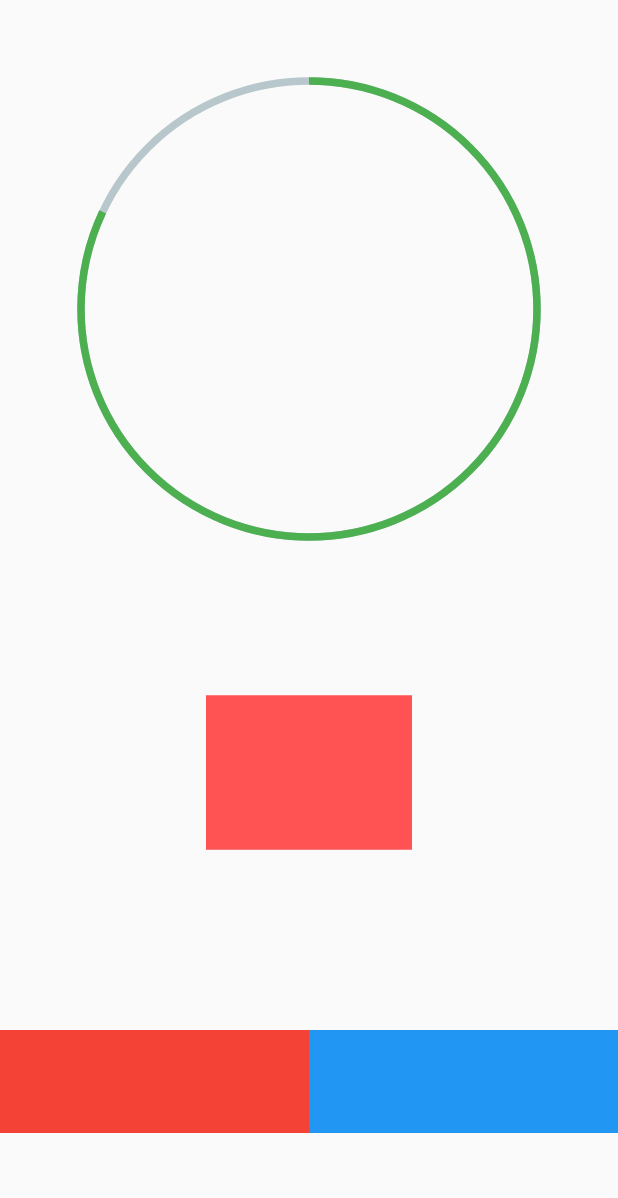
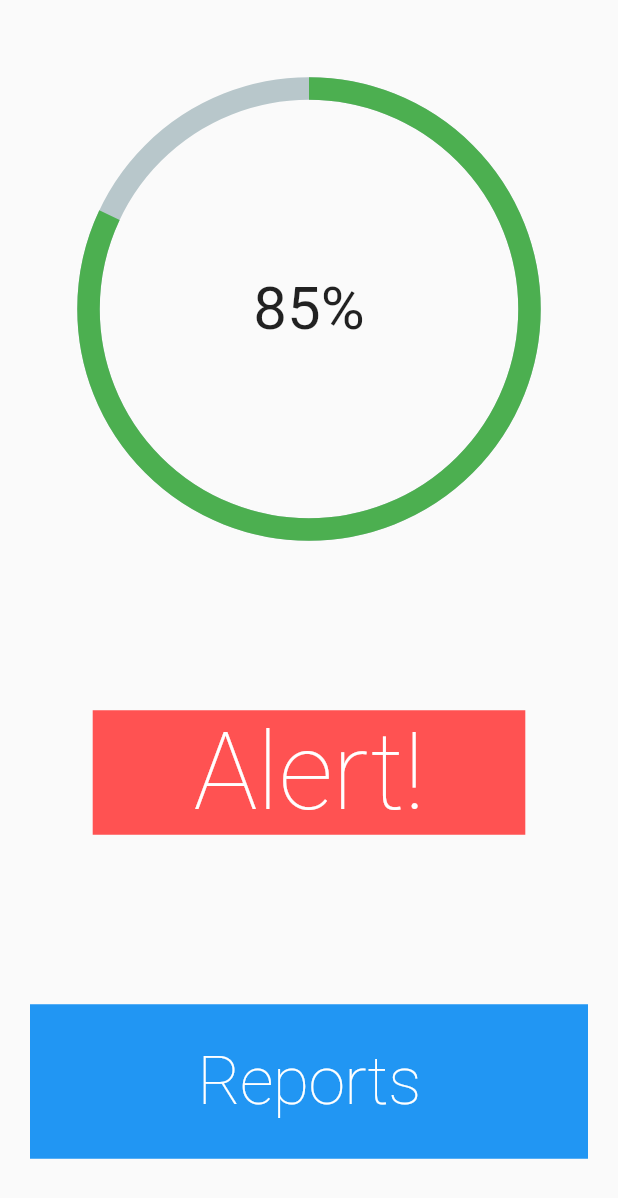
Before and after one commit to Samyak2406/Hand-Face-Contact-Detection, a Flutter app: the screen it shows after launch, on a phone screen of 412 x 824 dp. Shown: the top 1198 px of the screen. Run offline on Flutter 3.47's test engine with Material 2 defaults, Android fonts, the phone set to English and light mode, and no system bars; drawn by our look-alikes of percent_indicator; our stand-ins replace camera, cloud_firestore, connectivity, data_connection_checker, device_info, flutter_local_notifications; missing offline and left inert: android_alarm_manager, tflite; accounts and stored records are empty.

Commit message:
update ui!

```diff
--- a/lib/reports.dart
+++ b/lib/reports.dart
@@ -20,6 +20,13 @@ class reports extends StatelessWidget {
                   animation: true,
                   animationDuration: 2000,
                   progressColor: Colors.green,
+                  center: Text(
+                    "85%",//TODO: Show percentage indicator
+                    style: TextStyle(
+                      fontSize: 40
+                    ),
+                    ),
+                  lineWidth: 15,
                 ),
               ),
             ),
@@ -36,9 +43,25 @@ class reports extends StatelessWidget {
                       Expanded(
                         flex: 2,
                         child: Center(
+                          child: Padding(
+                            padding: EdgeInsets.all(10.0),
                             child: Container(
-                            width: MediaQuery.of(context).size.width / 3,
+                              height: double.infinity,
+                              width: MediaQuery.of(context).size.width * 0.7,
                               color: Colors.redAccent,
+                              child: Center(
+                                child: FittedBox(
+                                  child: Text(
+                                    'Alert!', //TODO
+                                    style: TextStyle(
+                                      fontSize: 5000,
+                                      fontWeight: FontWeight.w200,
+                                      color: Colors.white,
+                                    ),
+                                  ),
+                                ),
+                              ),
+                            ),
                           ),
                         ),
                       ),
@@ -55,19 +78,40 @@ class reports extends StatelessWidget {
                         child: SizedBox(),
                       ),
                       Expanded(
+                        flex: 2,
+                        child: Padding(
+                          padding: EdgeInsets.only(left: 20, right: 20),
                           child: Row(
                             children: [
                               Expanded(
+                                child: GestureDetector(
+                                  onTap: (){
+                                    //TODO: Show me reports
+                                  },
                                   child: Container(
-                                color: Colors.red,
+                                    height: double.infinity,
+                                    color: Colors.blue,
+                                    child: Center(
+                                      child: FractionallySizedBox(
+                                        heightFactor: 0.5,
+                                        widthFactor: 0.4,
+                                        child: FittedBox(
+                                          child: Text(
+                                            'Reports',
+                                            style: TextStyle(
+                                              fontSize: 4000,
+                                              color: Colors.white,
+                                              fontWeight: FontWeight.w200
                                             ),
                                           ),
-                            Expanded(
-                              child: Container(
-                                color: Colors.blue,
+                                        ),
+                                      ),
+                                    ),
+                                  ),
                                 ),
                               ),
                             ],
+                          ),
                         ),
                       ),
                       Expanded(
```
Lines whose indentation alone changed are shown as unchanged.
